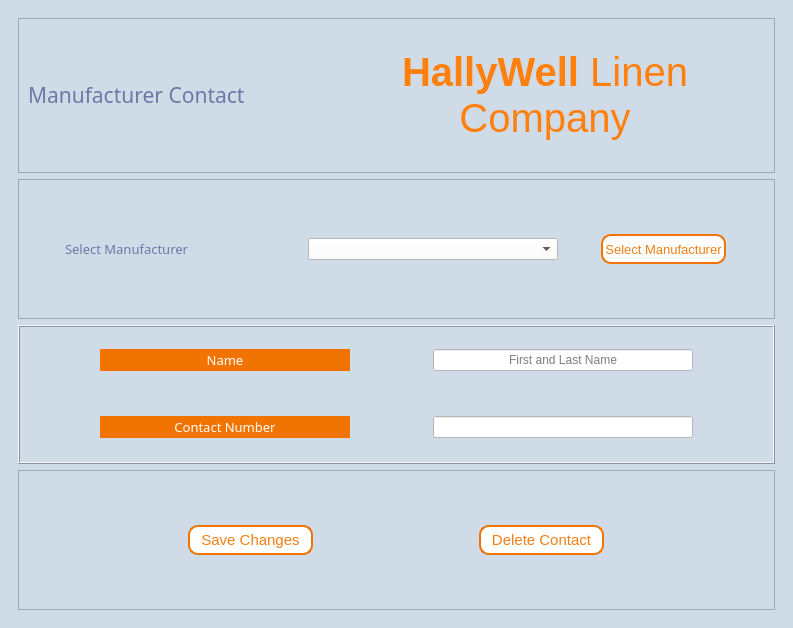
apduong/CIS-3365, file Hallywell CRMS v1/UI Files/ManufacturerContactForm.ui: the form before one commit.
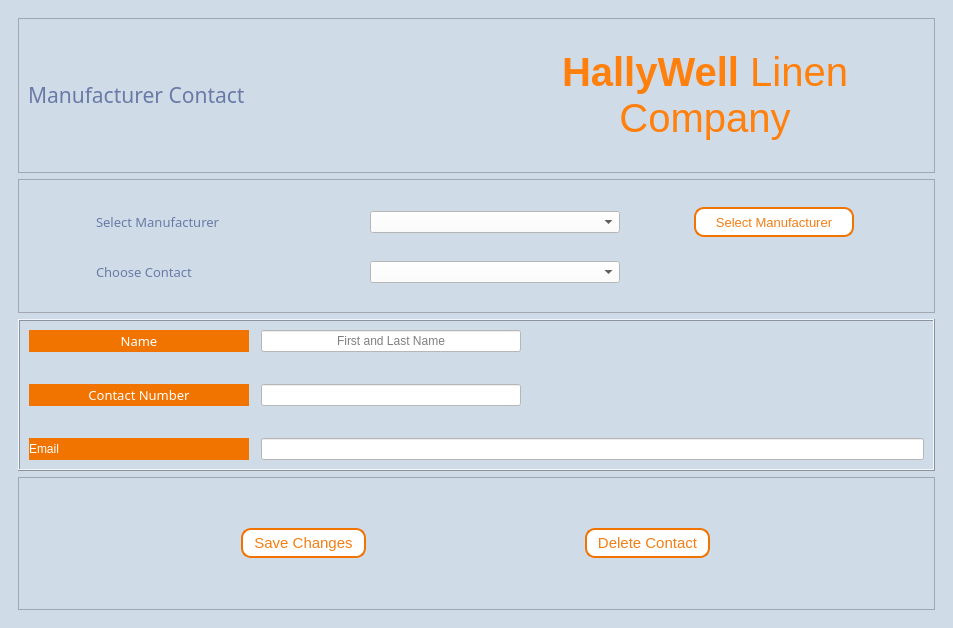
The form after the commit.

Commit message: Added NewDistributorContact; NewDistributor; NewManufacturerContact; NewManufacturer

Diff of the .ui file:
```diff
--- a/Hallywell CRMS v1/UI Files/ManufacturerContactForm.ui
+++ b/Hallywell CRMS v1/UI Files/ManufacturerContactForm.ui
@@ -6,7 +6,7 @@
    <rect>
     <x>0</x>
     <y>0</y>
-    <width>793</width>
+    <width>953</width>
     <height>628</height>
    </rect>
   </property>
@@ -39,8 +39,8 @@
         <rect>
          <x>0</x>
          <y>0</y>
-         <width>775</width>
-         <height>610</height>
+         <width>931</width>
+         <height>606</height>
         </rect>
        </property>
        <layout class="QVBoxLayout" name="verticalLayout_2">
@@ -128,6 +128,28 @@
            <enum>QFrame::Raised</enum>
           </property>
           <layout class="QGridLayout" name="gridLayout">
+           <item row="0" column="0">
+            <widget class="QLabel" name="label_SelectDis">
+             <property name="maximumSize">
+              <size>
+               <width>200</width>
+               <height>16777215</height>
+              </size>
+             </property>
+             <property name="font">
+              <font>
+               <family>Montserrat Medium</family>
+               <pointsize>10</pointsize>
+              </font>
+             </property>
+             <property name="styleSheet">
+              <string notr="true">color:#6A7AA6</string>
+             </property>
+             <property name="text">
+              <string>Select Manufacturer</string>
+             </property>
+            </widget>
+           </item>
            <item row="0" column="1">
             <widget class="QComboBox" name="comboBox_selectManu">
              <property name="minimumSize">
@@ -148,14 +170,14 @@
             <widget class="QPushButton" name="selectButton_SelectManu">
              <property name="minimumSize">
               <size>
-               <width>125</width>
+               <width>160</width>
                <height>30</height>
               </size>
              </property>
              <property name="maximumSize">
               <size>
-               <width>116</width>
-               <height>16777215</height>
+               <width>160</width>
+               <height>30</height>
               </size>
              </property>
              <property name="font">
@@ -171,14 +193,11 @@
              </property>
             </widget>
            </item>
-           <item row="0" column="0">
-            <widget class="QLabel" name="label_SelectManu">
-             <property name="maximumSize">
-              <size>
-               <width>200</width>
-               <height>16777215</height>
-              </size>
-             </property>
+           <item row="1" column="1">
+            <widget class="QComboBox" name="comboBox_contact"/>
+           </item>
+           <item row="1" column="0">
+            <widget class="QLabel" name="label">
              <property name="font">
               <font>
                <family>Montserrat Medium</family>
@@ -189,7 +208,7 @@
               <string notr="true">color:#6A7AA6</string>
              </property>
              <property name="text">
-              <string>Select Manufacturer</string>
+              <string>Choose Contact</string>
              </property>
             </widget>
            </item>
@@ -226,16 +245,6 @@
            <property name="verticalSpacing">
             <number>32</number>
            </property>
-           <item row="1" column="1">
-            <widget class="QLineEdit" name="lineEdit_ManuCN">
-             <property name="maximumSize">
-              <size>
-               <width>260</width>
-               <height>16777215</height>
-              </size>
-             </property>
-            </widget>
-           </item>
            <item row="0" column="1">
             <widget class="QLineEdit" name="lineEdit_ManuName">
              <property name="minimumSize">
@@ -261,6 +270,16 @@
              </property>
             </widget>
            </item>
+           <item row="1" column="1">
+            <widget class="QLineEdit" name="lineEdit_DisCN">
+             <property name="maximumSize">
+              <size>
+               <width>260</width>
+               <height>16777215</height>
+              </size>
+             </property>
+            </widget>
+           </item>
            <item row="1" column="0">
             <widget class="QLabel" name="label_DisCN">
              <property name="minimumSize">
@@ -323,6 +342,16 @@
              </property>
             </widget>
            </item>
+           <item row="2" column="0">
+            <widget class="QLabel" name="label_2">
+             <property name="text">
+              <string>Email</string>
+             </property>
+            </widget>
+           </item>
+           <item row="2" column="1">
+            <widget class="QLineEdit" name="lineEdit_email"/>
+           </item>
           </layout>
          </widget>
         </item>
```
Left out of the diff: 12 changed lines with no effect on the pictures. The commit also changes 11 other files.
